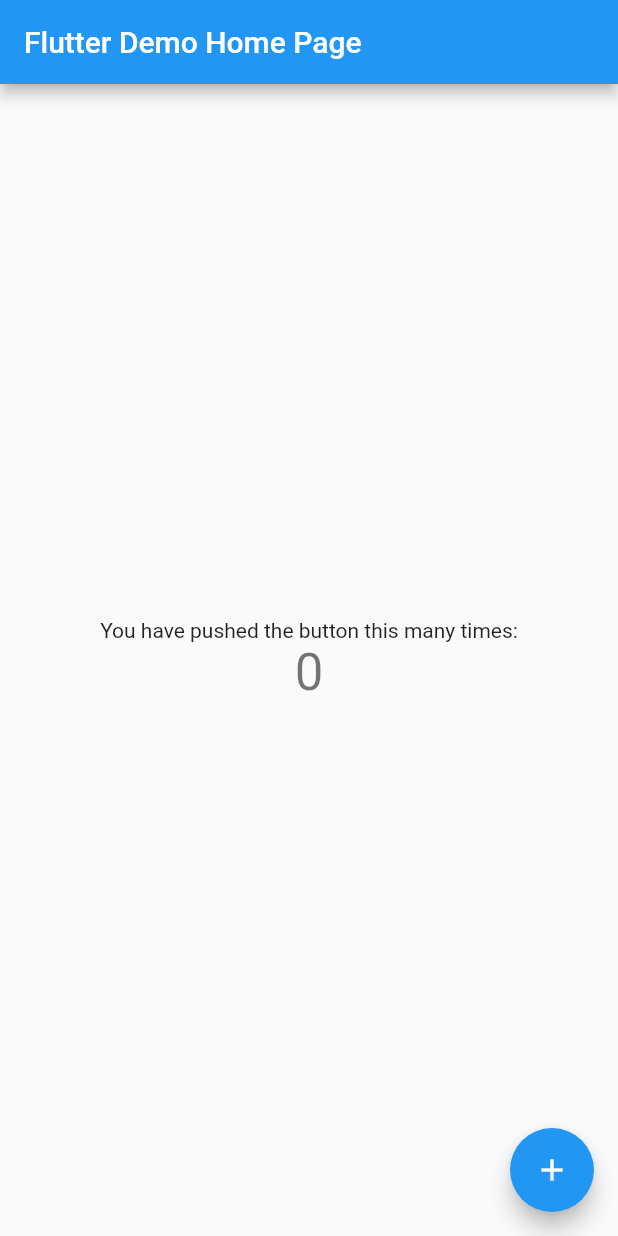
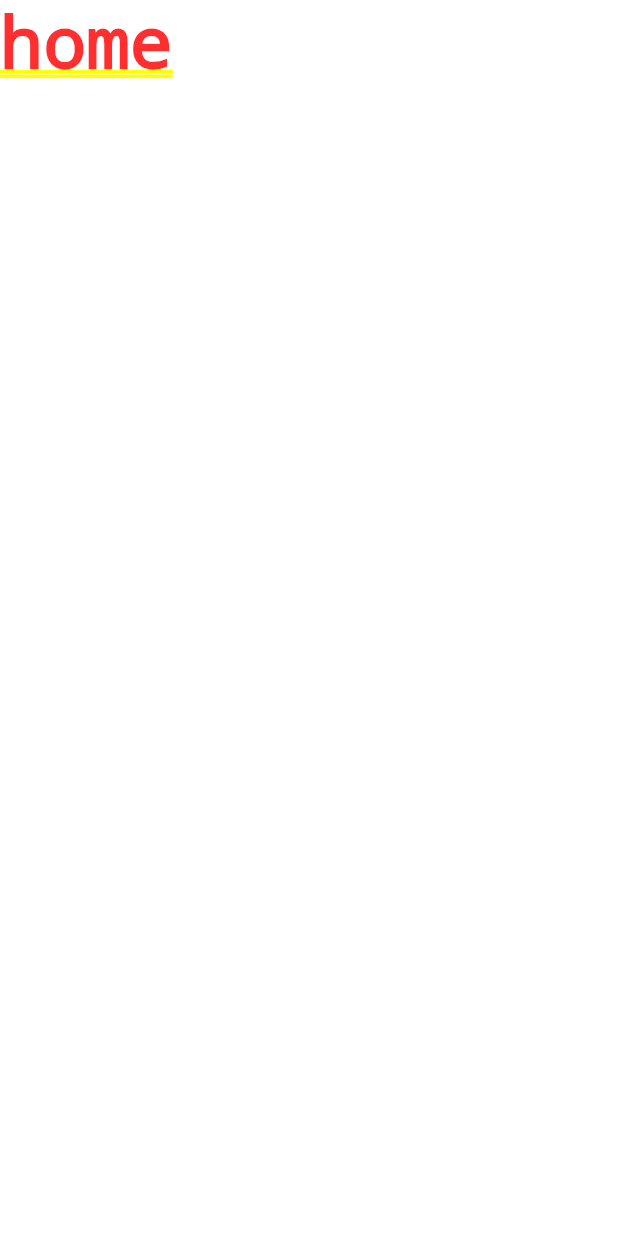
Before and after one commit to essence-lai/recipess, a Flutter app: the screen it shows after launch, on a phone screen of 412 x 824 dp. Run offline on Flutter 3.47's test engine with Material 2 defaults, Android fonts, the phone set to English and light mode, and no system bars.

Commit message:
basic app structure

```diff
--- a/lib/main.dart
+++ b/lib/main.dart
@@ -1,4 +1,5 @@
 import 'package:flutter/material.dart';
+import 'package:recipess/screens/wrapper.dart';
 
 void main() => runApp(MyApp());
 
@@ -7,105 +8,7 @@
   @override
   Widget build(BuildContext context) {
     return MaterialApp(
-      title: 'Flutter Demo',
-      theme: ThemeData(
-        // This is the theme of your application.
-        //
-        // Try running your application with "flutter run". You'll see the
-        // application has a blue toolbar. Then, without quitting the app, try
-        // changing the primarySwatch below to Colors.green and then invoke
-        // "hot reload" (press "r" in the console where you ran "flutter run",
-        // or simply save your changes to "hot reload" in a Flutter IDE).
-        // Notice that the counter didn't reset back to zero; the application
-        // is not restarted.
-        primarySwatch: Colors.blue,
-      ),
-      home: MyHomePage(title: 'Flutter Demo Home Page'),
+      home: Wrapper(),
     );
   }
 }
-
-class MyHomePage extends StatefulWidget {
-  MyHomePage({Key key, this.title}) : super(key: key);
-
-  // This widget is the home page of your application. It is stateful, meaning
-  // that it has a State object (defined below) that contains fields that affect
-  // how it looks.
-
-  // This class is the configuration for the state. It holds the values (in this
-  // case the title) provided by the parent (in this case the App widget) and
-  // used by the build method of the State. Fields in a Widget subclass are
-  // always marked "final".
-
-  final String title;
-
-  @override
-  _MyHomePageState createState() => _MyHomePageState();
-}
-
-class _MyHomePageState extends State<MyHomePage> {
-  int _counter = 0;
-
-  void _incrementCounter() {
-    setState(() {
-      // This call to setState tells the Flutter framework that something has
-      // changed in this State, which causes it to rerun the build method below
-      // so that the display can reflect the updated values. If we changed
-      // _counter without calling setState(), then the build method would not be
-      // called again, and so nothing would appear to happen.
-      _counter++;
-    });
-  }
-
-  @override
-  Widget build(BuildContext context) {
-    // This method is rerun every time setState is called, for instance as done
-    // by the _incrementCounter method above.
-    //
-    // The Flutter framework has been optimized to make rerunning build methods
-    // fast, so that you can just rebuild anything that needs updating rather
-    // than having to individually change instances of widgets.
-    return Scaffold(
-      appBar: AppBar(
-        // Here we take the value from the MyHomePage object that was created by
-        // the App.build method, and use it to set our appbar title.
-        title: Text(widget.title),
-      ),
-      body: Center(
-        // Center is a layout widget. It takes a single child and positions it
-        // in the middle of the parent.
-        child: Column(
-          // Column is also a layout widget. It takes a list of children and
-          // arranges them vertically. By default, it sizes itself to fit its
-          // children horizontally, and tries to be as tall as its parent.
-          //
-          // Invoke "debug painting" (press "p" in the console, choose the
-          // "Toggle Debug Paint" action from the Flutter Inspector in Android
-          // Studio, or the "Toggle Debug Paint" command in Visual Studio Code)
-          // to see the wireframe for each widget.
-          //
-          // Column has various properties to control how it sizes itself and
-          // how it positions its children. Here we use mainAxisAlignment to
-          // center the children vertically; the main axis here is the vertical
-          // axis because Columns are vertical (the cross axis would be
-          // horizontal).
-          mainAxisAlignment: MainAxisAlignment.center,
-          children: <Widget>[
-            Text(
-              'You have pushed the button this many times:',
-            ),
-            Text(
-              '$_counter',
-              style: Theme.of(context).textTheme.display1,
-            ),
-          ],
-        ),
-      ),
-      floatingActionButton: FloatingActionButton(
-        onPressed: _incrementCounter,
-        tooltip: 'Increment',
-        child: Icon(Icons.add),
-      ), // This trailing comma makes auto-formatting nicer for build methods.
-    );
-  }
-}
--- /dev/null
+++ b/lib/screens/authenticate/authentica.dart
@@ -0,0 +1,15 @@
+import 'package:flutter/material.dart';
+
+class Authenticate extends StatefulWidget {
+  @override
+  _AuthenticateState createState() => _AuthenticateState();
+}
+
+class _AuthenticateState extends State<Authenticate> {
+  @override
+  Widget build(BuildContext context) {
+    return Container(
+      child: Text('Authenticate')
+    );
+  }
+}
--- /dev/null
+++ b/lib/screens/home/home.dart
@@ -0,0 +1,10 @@
+import 'package:flutter/material.dart';
+
+class Home extends StatelessWidget {
+  @override
+  Widget build(BuildContext context) {
+    return Container(
+      child: Text('home')
+    );
+  }
+}
--- /dev/null
+++ b/lib/screens/wrapper.dart
@@ -0,0 +1,11 @@
+import 'package:flutter/material.dart';
+import 'package:recipess/screens/home/home.dart';
+
+class Wrapper extends StatelessWidget {
+  @override
+  Widget build(BuildContext context) {
+
+    // return authenticate or home
+    return Home();
+  }
+}
--- a/pubspec.yaml
+++ b/pubspec.yaml
@@ -23,6 +23,8 @@
   # The following adds the Cupertino Icons font to your application.
   # Use with the CupertinoIcons class for iOS style icons.
   cupertino_icons: ^0.1.2
+  firebase_auth: ^0.14.0+5
+  cloud_firestore: ^0.12.9+4
 
 dev_dependencies:
   flutter_test:
```
Also changed, not shown: pubspec.lock, 6 other files.
